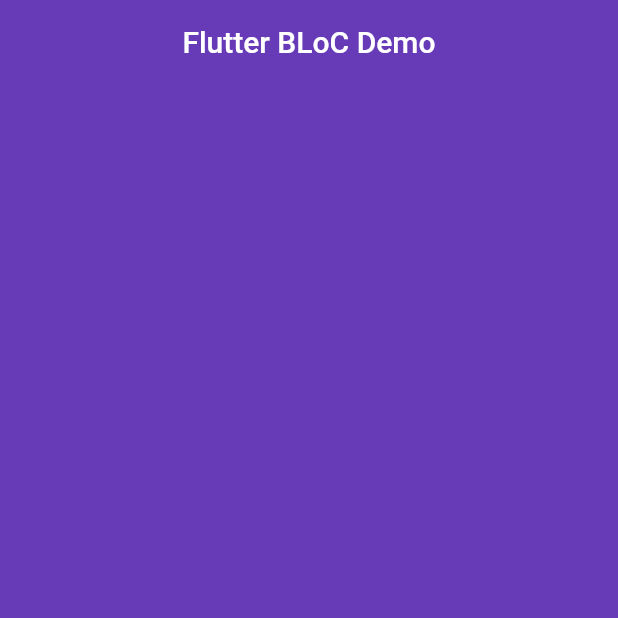
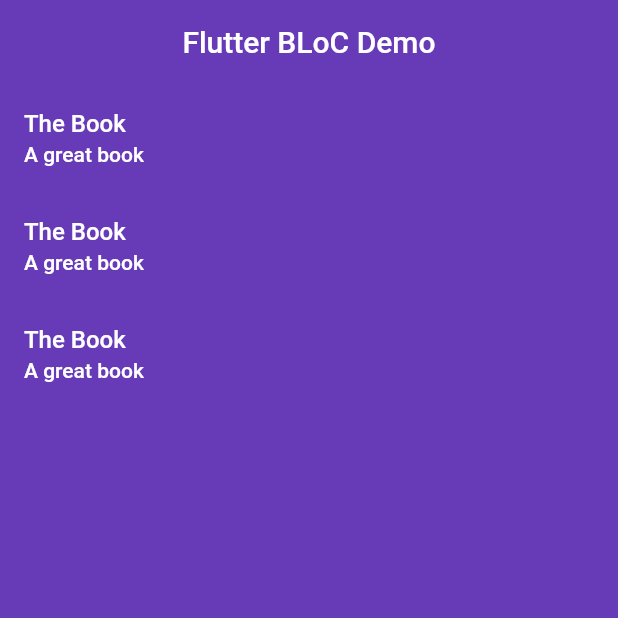
Before and after one commit to Tamer-Albouz/bloc, a Flutter app: the screen it shows after launch, on a phone screen of 412 x 824 dp, the top half of it. Run offline on Flutter 3.47's test engine with Material 2 defaults, Android fonts, the phone set to English and light mode, and no system bars; our stand-ins replace flutter_bloc.

Commit message:
Added Transition from initial state to Books state

```diff
--- a/Work/blocapp/lib/main.dart
+++ b/Work/blocapp/lib/main.dart
@@ -50,12 +50,11 @@ class _MyHomePageState extends State<MyHomePage> {
           elevation: 0,
         ),
         body: Center(
-          child: BlocConsumer<BooksListCubit, BooksListState>(
-            listener: (context, state) => const CircularProgressIndicator(
-              color: Colors.white,
-            ),
+          child: BlocBuilder<BooksListCubit, BooksListState>(
             builder: (context, state) {
-              if (state.status == ResultStatus.submitting) {
+              if (state.status == ResultStatus.initial) {
+                context.read<BooksListCubit>().getBooks();
+              } else if (state.status == ResultStatus.submitting) {
                 return const CircularProgressIndicator(
                   color: Colors.white,
                 );
```
